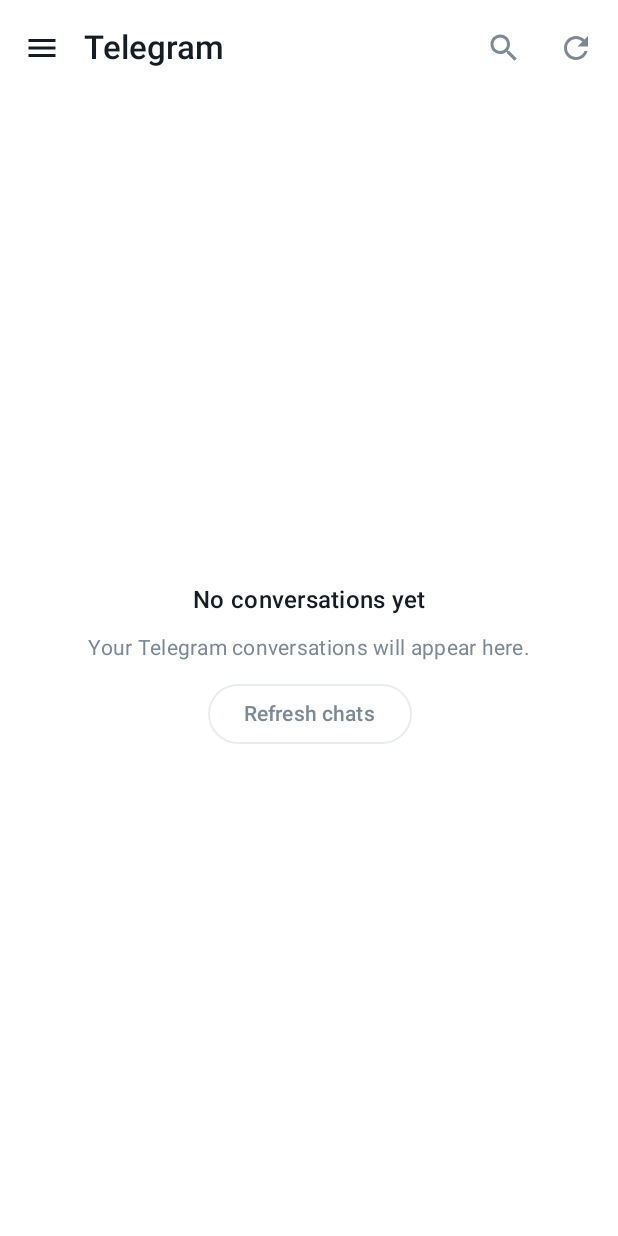
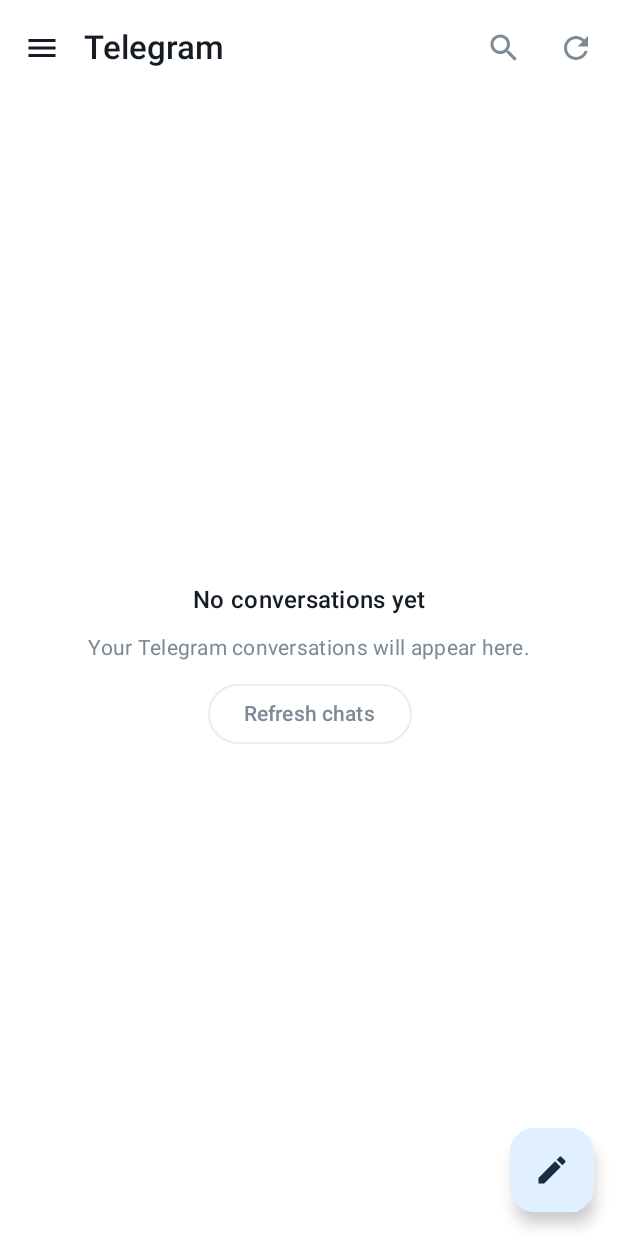
Before and after one commit to chitik1011-tech/-, an Android app built with Jetpack Compose: the composable ChatListScreen called with empty values, on a phone screen of 412 x 824 dp. Run offline under Robolectric (Android 15) with nearby library versions, the phone set to English and light mode, and no system bars; pictures from the network do not load.

Commit message:
feat(android): add new chat action

```diff
--- a/android/app/src/main/java/com/chitik/telegram/ChatListScreen.kt
+++ b/android/app/src/main/java/com/chitik/telegram/ChatListScreen.kt
@@ -40,6 +40,7 @@ import androidx.compose.foundation.shape.RoundedCornerShape
 import androidx.compose.material3.TopAppBar
 import androidx.compose.material3.rememberDrawerState
 import androidx.compose.material3.ExperimentalMaterial3Api
+import androidx.compose.material3.FloatingActionButton
 import androidx.compose.material.icons.Icons
 import androidx.compose.material.icons.filled.Menu
 import androidx.compose.material.icons.filled.Refresh
@@ -49,6 +50,7 @@ import androidx.compose.material.icons.filled.Logout
 import androidx.compose.material.icons.filled.ManageSearch
 import androidx.compose.material.icons.filled.Search
 import androidx.compose.material.icons.filled.Close
+import androidx.compose.material.icons.filled.Edit
 import androidx.compose.runtime.Composable
 import androidx.compose.runtime.LaunchedEffect
 import androidx.compose.runtime.getValue
@@ -299,6 +301,7 @@ fun ChatListScreen(
                     )
                 }
             }
+            Box(modifier = Modifier.weight(1f).fillMaxWidth()) {
             if (error != null && asyncContentErrorPlacement(contentMode) == AsyncContentErrorPlacement.Inline) {
                 ErrorRetryState(
                     title = "Couldn’t load chats", message = error,
@@ -308,18 +311,18 @@ fun ChatListScreen(
             when (contentMode) {
                 AsyncContentMode.Loading -> LoadingState(
                     message = "Loading chats…",
-                    modifier = Modifier.weight(1f).fillMaxWidth().padding(24.dp),
+                    modifier = Modifier.fillMaxSize().padding(24.dp),
                 )
                 AsyncContentMode.Empty -> EmptyState(
                     title = "No conversations yet",
                     description = "Your Telegram conversations will appear here.",
                     actionLabel = if (hasMoreChats && query.isBlank()) "Load more chats" else "Refresh chats",
                     onAction = if (hasMoreChats && query.isBlank()) onLoadMoreChats else onRefresh,
-                    modifier = Modifier.weight(1f).fillMaxWidth().padding(24.dp),
+                    modifier = Modifier.fillMaxSize().padding(24.dp),
                 )
                 AsyncContentMode.Error -> error?.let { message ->
                     Box(
-                        modifier = Modifier.weight(1f).fillMaxWidth().padding(24.dp),
+                        modifier = Modifier.fillMaxSize().padding(24.dp),
                         contentAlignment = Alignment.Center,
                     ) {
                         ErrorRetryState(
@@ -332,7 +335,7 @@ fun ChatListScreen(
                     }
                 }
                 AsyncContentMode.Content -> LazyColumn(
-                    modifier = Modifier.weight(1f).fillMaxWidth(),
+                    modifier = Modifier.fillMaxSize(),
                     state = listState,
                 ) {
                     if (visibleChats.isEmpty()) {
@@ -390,6 +393,15 @@ fun ChatListScreen(
                         }
                     }
                 }
+            }
+            if (chatListShouldShowNewChatAction(searching)) {
+                FloatingActionButton(
+                    onClick = onOpenContacts,
+                    modifier = Modifier.align(Alignment.BottomEnd).padding(16.dp),
+                ) {
+                    Icon(Icons.Default.Edit, contentDescription = "New message")
+                }
+            }
             }
         }
     }
@@ -491,6 +503,8 @@ private fun ChatListRow(chat: ChatListEntry, selected: Boolean, onClick: () -> U
 
 internal data class ChatListMessageSearchAction(val onClick: () -> Unit)
 
+internal fun chatListShouldShowNewChatAction(searching: Boolean): Boolean = !searching
+
 internal fun chatListMessageSearchAction(
     onOpenMessageSearch: (() -> Unit)?,
 ): ChatListMessageSearchAction? = onOpenMessageSearch?.let(::ChatListMessageSearchAction)
```
